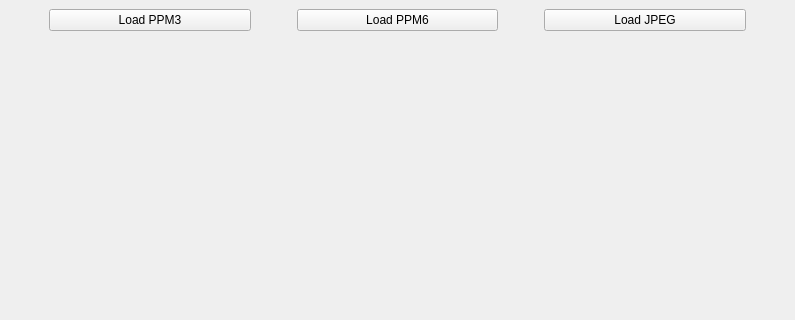
Old version of the form mainwindow.ui in the repository Karol-Bobryk/PPMyDecoder; both pictures show x 0 to 795 and y 0 to 320 of the 795 by 568 pixel window.
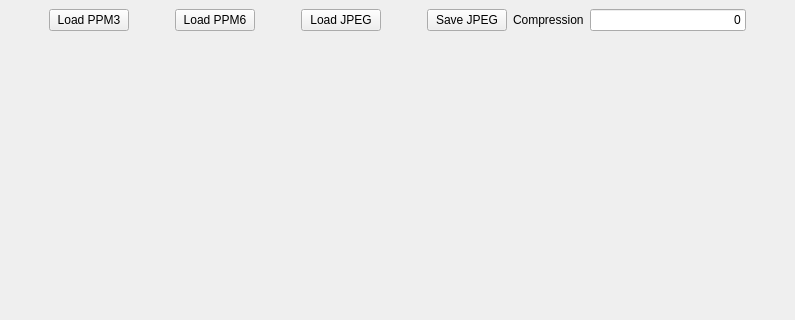
New version of the form.

Commit message: added jpeg exports

Diff of the .ui file:
```diff
--- a/mainwindow.ui
+++ b/mainwindow.ui
@@ -18,7 +18,7 @@
     <item>
      <layout class="QVBoxLayout" name="verticalLayout_3" stretch="1,8">
       <item>
-       <layout class="QHBoxLayout" name="ButtonHub" stretch="0,0,0,0,0,0,0">
+       <layout class="QHBoxLayout" name="ButtonHub" stretch="0,0,0,0,0,0,0,0,0,0">
         <item>
          <spacer name="horizontalSpacer_4">
           <property name="orientation">
@@ -88,6 +88,50 @@
           </property>
          </widget>
         </item>
+        <item>
+         <spacer name="horizontalSpacer_5">
+          <property name="orientation">
+           <enum>Qt::Orientation::Horizontal</enum>
+          </property>
+          <property name="sizeType">
+           <enum>QSizePolicy::Policy::Minimum</enum>
+          </property>
+          <property name="sizeHint" stdset="0">
+           <size>
+            <width>40</width>
+            <height>20</height>
+           </size>
+          </property>
+         </spacer>
+        </item>
+        <item>
+         <widget class="QPushButton" name="saveJPEG">
+          <property name="text">
+           <string>Save JPEG</string>
+          </property>
+         </widget>
+        </item>
+        <item>
+         <layout class="QHBoxLayout" name="horizontalLayout">
+          <item>
+           <widget class="QLabel" name="label">
+            <property name="text">
+             <string>Compression</string>
+            </property>
+           </widget>
+          </item>
+          <item>
+           <widget class="QLineEdit" name="compressionEdit">
+            <property name="text">
+             <string>0</string>
+            </property>
+            <property name="alignment">
+             <set>Qt::AlignmentFlag::AlignRight|Qt::AlignmentFlag::AlignTrailing|Qt::AlignmentFlag::AlignVCenter</set>
+            </property>
+           </widget>
+          </item>
+         </layout>
+        </item>
         <item>
          <spacer name="horizontalSpacer_3">
           <property name="orientation">
```
The commit also changes 3 other files.
